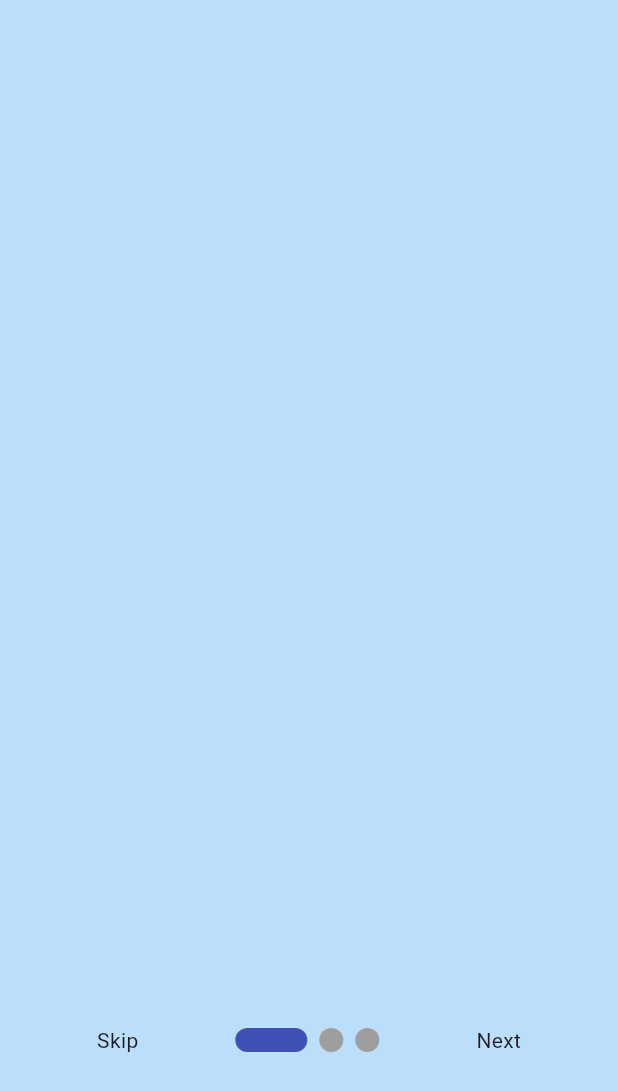
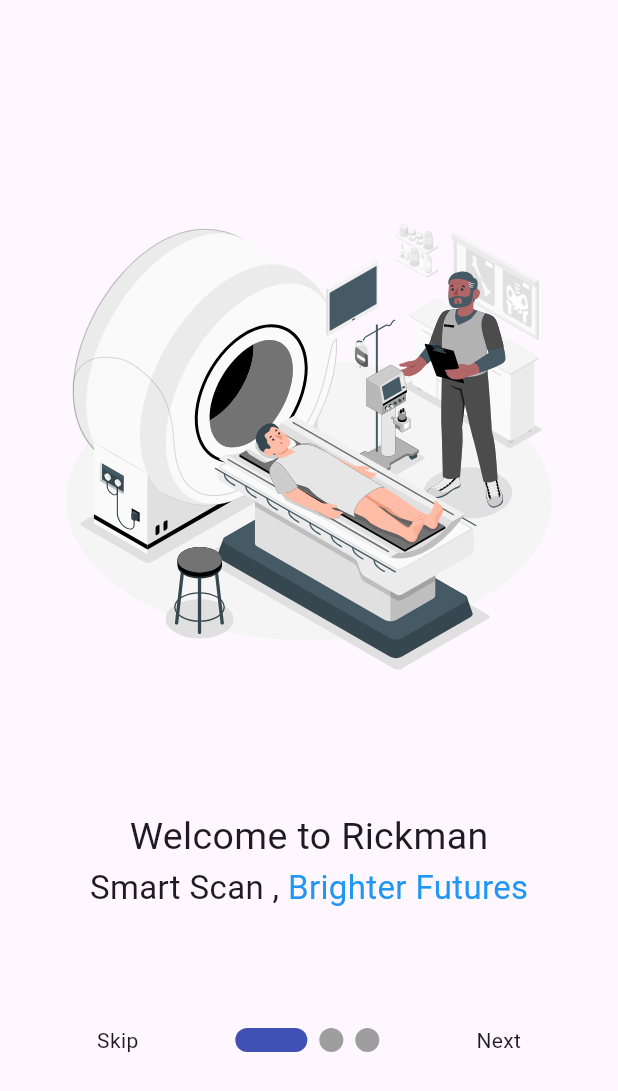
Before and after one commit to EslamHany2002/Rickman, a Flutter app: the screen it shows after launch, on a phone screen of 412 x 824 dp. Shown: the top 1091 px of the screen. Run offline on Flutter 3.47's test engine with Material 3 defaults, Android fonts, the phone set to English and light mode, and no system bars; drawn by our look-alikes of smooth_page_indicator; our stand-ins replace animated_splash_screen, dropdown_button2, flashy_tab_bar2, flutter_svg, icons_plus, image_picker; missing offline and left inert: flutter_rounded_date_picker.

Commit message:
Add first intro screen

```diff
--- a/lib/presentation/UI/Intro/Taps/Intro_Screen 1/Intro_Screen 1.dart
+++ b/lib/presentation/UI/Intro/Taps/Intro_Screen 1/Intro_Screen 1.dart
@@ -1,12 +1,39 @@
 import 'package:flutter/material.dart';
+import 'package:flutter_svg/flutter_svg.dart';
 
 class IntroFirstScreen extends StatelessWidget {
   const IntroFirstScreen({super.key});
 
   @override
   Widget build(BuildContext context) {
-    return Container(
-      color: Colors.blue[100],
+    return Scaffold(
+      body: SingleChildScrollView(
+        physics: const BouncingScrollPhysics(),
+        child: Padding(
+          padding: const EdgeInsets.all(40.0),
+          child: Column(
+            children: [
+
+
+              SvgPicture.asset("Assets/SVG/CT scan-amico.svg"),
+              const Text("Welcome to Rickman",style: TextStyle(fontSize: 25),),
+
+              const Row(
+                mainAxisAlignment: MainAxisAlignment.center,
+                children: [
+                  Text("Smart Scan , ",style: TextStyle(fontSize: 22),),
+
+                  Text("Brighter Futures",style: TextStyle(fontSize: 22,color:Colors.blue),),
+                ],
+              ),
+
+
+
+              // Text("data")
+            ],
+          ),
+        ),
+      ),
     );
   }
 }
```
